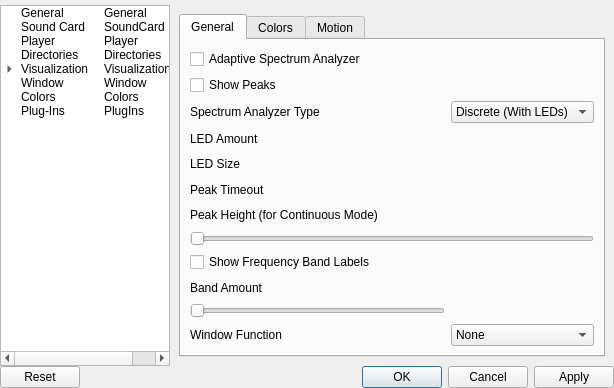
First picture: the form in ui/SetupWindow.ui, repository ModPlugPlayer/ModPlugPlayer, before the edit.
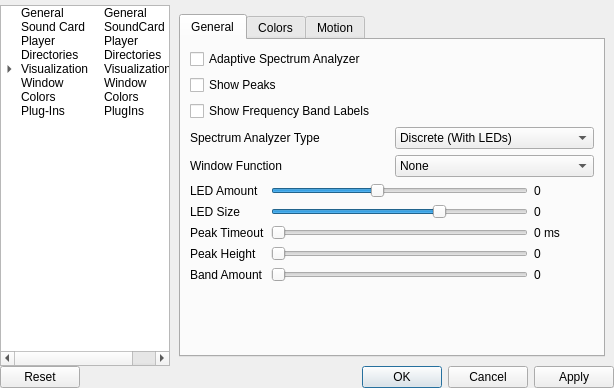
Second picture: the form after the edit. Icons and pictures are not drawn. Custom widgets are drawn as their Qt base class.

The edit to the form file:
```diff
--- a/ui/SetupWindow.ui
+++ b/ui/SetupWindow.ui
@@ -1340,106 +1340,63 @@
               <attribute name="title">
                <string>General</string>
               </attribute>
-              <layout class="QGridLayout" name="gridLayout_10">
-               <item row="2" column="1">
-                <widget class="QComboBox" name="comboBox_6">
+              <layout class="QVBoxLayout" name="verticalLayout_7">
                  <item>
-                  <property name="text">
-                   <string>Discrete (With LEDs)</string>
-                  </property>
-                 </item>
+                <layout class="QVBoxLayout" name="verticalLayout_6">
                  <item>
-                  <property name="text">
-                   <string>Continuous</string>
-                  </property>
-                 </item>
-                </widget>
-               </item>
-               <item row="7" column="0" colspan="2">
-                <widget class="QSlider" name="horizontalSlider_4">
-                 <property name="orientation">
-                  <enum>Qt::Horizontal</enum>
-                 </property>
-                </widget>
-               </item>
-               <item row="1" column="0" colspan="2">
-                <widget class="QCheckBox" name="checkBox_11">
-                 <property name="text">
-                  <string>Show Peaks</string>
-                 </property>
-                </widget>
-               </item>
-               <item row="4" column="0">
-                <widget class="QLabel" name="label_32">
-                 <property name="text">
-                  <string>LED Size</string>
-                 </property>
-                </widget>
-               </item>
-               <item row="5" column="0">
-                <widget class="QLabel" name="label_29">
-                 <property name="text">
-                  <string>Peak Timeout</string>
-                 </property>
-                </widget>
-               </item>
-               <item row="6" column="0" colspan="2">
-                <widget class="QLabel" name="label_30">
-                 <property name="text">
-                  <string>Peak Height (for Continuous Mode)</string>
-                 </property>
-                </widget>
-               </item>
-               <item row="3" column="0">
-                <widget class="QLabel" name="label_28">
-                 <property name="text">
-                  <string>LED Amount</string>
-                 </property>
-                </widget>
-               </item>
-               <item row="0" column="0" colspan="2">
                 <widget class="QCheckBox" name="checkBox">
                  <property name="text">
                   <string>Adaptive Spectrum Analyzer</string>
                  </property>
                 </widget>
                </item>
-               <item row="8" column="0" colspan="2">
+                 <item>
+                  <widget class="QCheckBox" name="checkBox_showPeaks">
+                   <property name="text">
+                    <string>Show Peaks</string>
+                   </property>
+                  </widget>
+                 </item>
+                 <item>
                 <widget class="QCheckBox" name="checkBox_12">
                  <property name="text">
                   <string>Show Frequency Band Labels</string>
                  </property>
                 </widget>
                </item>
-               <item row="2" column="0">
+                </layout>
+               </item>
+               <item>
+                <layout class="QGridLayout" name="gridLayout_10">
+                 <item row="0" column="0">
                 <widget class="QLabel" name="label_27">
                  <property name="text">
                   <string>Spectrum Analyzer Type</string>
                  </property>
                 </widget>
                </item>
-               <item row="12" column="0">
+                 <item row="0" column="1">
+                  <widget class="QComboBox" name="comboBox_spectrumAnalyzerType">
+                   <item>
+                    <property name="text">
+                     <string>Discrete (With LEDs)</string>
+                    </property>
+                   </item>
+                   <item>
+                    <property name="text">
+                     <string>Continuous</string>
+                    </property>
+                   </item>
+                  </widget>
+                 </item>
+                 <item row="1" column="0">
                 <widget class="QLabel" name="label_26">
                  <property name="text">
                   <string>Window Function</string>
                  </property>
                 </widget>
                </item>
-               <item row="10" column="0">
-                <widget class="QSlider" name="horizontalSlider_5">
-                 <property name="orientation">
-                  <enum>Qt::Horizontal</enum>
-                 </property>
-                </widget>
-               </item>
-               <item row="9" column="0">
-                <widget class="QLabel" name="label_31">
-                 <property name="text">
-                  <string>Band Amount</string>
-                 </property>
-                </widget>
-               </item>
-               <item row="12" column="1">
+                 <item row="1" column="1">
                 <widget class="QComboBox" name="comboBox_7">
                  <item>
                   <property name="text">
@@ -1462,6 +1419,193 @@
                   </property>
                  </item>
                 </widget>
+                 </item>
+                </layout>
+               </item>
+               <item>
+                <layout class="QGridLayout" name="gridLayout_11">
+                 <item row="0" column="0">
+                  <widget class="QLabel" name="label_ledAmount_Text">
+                   <property name="text">
+                    <string>LED Amount</string>
+                   </property>
+                  </widget>
+                 </item>
+                 <item row="0" column="1">
+                  <widget class="QSlider" name="horizontalSlider_ledAmount">
+                   <property name="minimum">
+                    <number>3</number>
+                   </property>
+                   <property name="maximum">
+                    <number>25</number>
+                   </property>
+                   <property name="pageStep">
+                    <number>5</number>
+                   </property>
+                   <property name="value">
+                    <number>12</number>
+                   </property>
+                   <property name="orientation">
+                    <enum>Qt::Horizontal</enum>
+                   </property>
+                  </widget>
+                 </item>
+                 <item row="1" column="0">
+                  <widget class="QLabel" name="label_ledSize_Text">
+                   <property name="text">
+                    <string>LED Size</string>
+                   </property>
+                  </widget>
+                 </item>
+                 <item row="1" column="1">
+                  <widget class="QSlider" name="horizontalSlider_ledSize">
+                   <property name="minimum">
+                    <number>10</number>
+                   </property>
+                   <property name="maximum">
+                    <number>100</number>
+                   </property>
+                   <property name="pageStep">
+                    <number>5</number>
+                   </property>
+                   <property name="value">
+                    <number>70</number>
+                   </property>
+                   <property name="orientation">
+                    <enum>Qt::Horizontal</enum>
+                   </property>
+                  </widget>
+                 </item>
+                 <item row="2" column="0">
+                  <widget class="QLabel" name="label_peakTimeout_text">
+                   <property name="text">
+                    <string>Peak Timeout</string>
+                   </property>
+                  </widget>
+                 </item>
+                 <item row="2" column="1">
+                  <widget class="QSlider" name="horizontalSlider_peakTimeout">
+                   <property name="maximum">
+                    <number>5000</number>
+                   </property>
+                   <property name="singleStep">
+                    <number>100</number>
+                   </property>
+                   <property name="pageStep">
+                    <number>1000</number>
+                   </property>
+                   <property name="orientation">
+                    <enum>Qt::Horizontal</enum>
+                   </property>
+                  </widget>
+                 </item>
+                 <item row="2" column="2">
+                  <widget class="QLabel" name="label_peakTimeout">
+                   <property name="minimumSize">
+                    <size>
+                     <width>60</width>
+                     <height>0</height>
+                    </size>
+                   </property>
+                   <property name="text">
+                    <string>0 ms</string>
+                   </property>
+                  </widget>
+                 </item>
+                 <item row="3" column="0">
+                  <widget class="QLabel" name="label_peakHeight_text">
+                   <property name="text">
+                    <string>Peak Height</string>
+                   </property>
+                  </widget>
+                 </item>
+                 <item row="3" column="1">
+                  <widget class="QSlider" name="horizontalSlider_peakHeight">
+                   <property name="orientation">
+                    <enum>Qt::Horizontal</enum>
+                   </property>
+                  </widget>
+                 </item>
+                 <item row="3" column="2">
+                  <widget class="QLabel" name="label_peakHeight">
+                   <property name="minimumSize">
+                    <size>
+                     <width>60</width>
+                     <height>0</height>
+                    </size>
+                   </property>
+                   <property name="text">
+                    <string>0</string>
+                   </property>
+                  </widget>
+                 </item>
+                 <item row="4" column="0">
+                  <widget class="QLabel" name="label_31">
+                   <property name="text">
+                    <string>Band Amount</string>
+                   </property>
+                  </widget>
+                 </item>
+                 <item row="4" column="1">
+                  <widget class="QSlider" name="horizontalSlider_5">
+                   <property name="orientation">
+                    <enum>Qt::Horizontal</enum>
+                   </property>
+                  </widget>
+                 </item>
+                 <item row="4" column="2">
+                  <widget class="QLabel" name="label_37">
+                   <property name="minimumSize">
+                    <size>
+                     <width>60</width>
+                     <height>0</height>
+                    </size>
+                   </property>
+                   <property name="text">
+                    <string>0</string>
+                   </property>
+                  </widget>
+                 </item>
+                 <item row="0" column="2">
+                  <widget class="QLabel" name="label_ledAmount">
+                   <property name="minimumSize">
+                    <size>
+                     <width>60</width>
+                     <height>0</height>
+                    </size>
+                   </property>
+                   <property name="text">
+                    <string>0</string>
+                   </property>
+                  </widget>
+                 </item>
+                 <item row="1" column="2">
+                  <widget class="QLabel" name="label_ledSize">
+                   <property name="minimumSize">
+                    <size>
+                     <width>60</width>
+                     <height>0</height>
+                    </size>
+                   </property>
+                   <property name="text">
+                    <string>0</string>
+                   </property>
+                  </widget>
+                 </item>
+                </layout>
+               </item>
+               <item>
+                <spacer name="verticalSpacer_2">
+                 <property name="orientation">
+                  <enum>Qt::Vertical</enum>
+                 </property>
+                 <property name="sizeHint" stdset="0">
+                  <size>
+                   <width>20</width>
+                   <height>40</height>
+                  </size>
+                 </property>
+                </spacer>
                </item>
               </layout>
              </widget>
```
Lines whose indentation alone changed are shown as unchanged.
